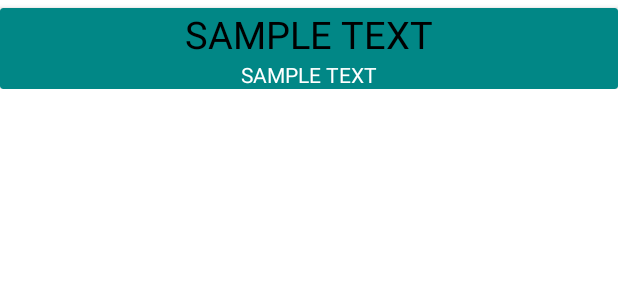
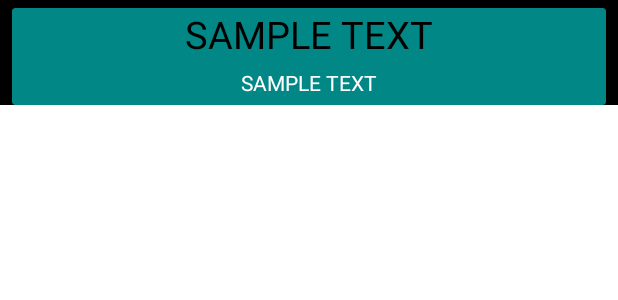
Before and after one commit to itzgannu/Parking, an Android app: the layout recycle_parking.xml on its own in the app's theme, with its tools: preview values and no code run, on a phone screen of 412 x 824 dp. Shown: the top 300 px of the screen. Run offline under Robolectric (Android 15) with nearby library versions, the phone set to English and light mode, and no system bars; Roboto replaces fonts that are not available here.

Commit message:
Added menu items, border to recyclerview, fetched currentUser from shared preferences

```diff
--- a/app/src/main/AndroidManifest.xml
+++ b/app/src/main/AndroidManifest.xml
@@ -9,6 +9,7 @@
         android:roundIcon="@mipmap/ic_launcher_round"
         android:supportsRtl="true"
         android:theme="@style/Theme.Parking">
+        <!--parentActivityName provides back button automatically-->
         <activity android:name=".ParkingDetails"
             android:parentActivityName=".ParkingList"
             android:label="Parking Details" />
@@ -18,7 +19,9 @@
             android:label="Add Parking"/>
         <activity android:name=".CreateAccount"
             android:label="Create Account"/>
+        <!---noHistory will allow user not to navigate back to main activity after re-opening / navigating to parking list screen-->
         <activity android:name=".MainActivity"
+            android:noHistory="true"
             android:label="Sign In/Up">
             <intent-filter>
                 <action android:name="android.intent.action.MAIN" />
--- /dev/null
+++ b/app/src/main/res/drawable/card_border.xml
@@ -0,0 +1,7 @@
+<?xml version="1.0" encoding="utf-8"?>
+<shape xmlns:android="http://schemas.android.com/apk/res/android"
+    android:shape="rectangle">
+    <stroke
+        android:color="@color/black"
+        android:width="8dp" />
+</shape>
--- a/app/src/main/res/layout/activity_parking_list.xml
+++ b/app/src/main/res/layout/activity_parking_list.xml
@@ -48,8 +48,11 @@
     <androidx.recyclerview.widget.RecyclerView
         android:id="@+id/recyclerViews"
         android:layout_width="match_parent"
-        android:layout_height="wrap_content"
+        android:layout_height="600dp"
+        android:layout_marginStart="5dp"
+        android:layout_marginEnd="5dp"
         android:layout_marginTop="10dp"
+        android:background="@drawable/card_border"
         app:layout_constraintStart_toStartOf="parent"
         app:layout_constraintTop_toBottomOf="@id/parkingTitle" />
 
--- a/app/src/main/res/layout/recycle_parking.xml
+++ b/app/src/main/res/layout/recycle_parking.xml
@@ -3,11 +3,14 @@
     xmlns:app="http://schemas.android.com/apk/res-auto"
     android:layout_width="match_parent"
     android:layout_height="wrap_content"
+    android:background="@drawable/card_border"
     android:id="@+id/detailsLayout">
 
     <androidx.cardview.widget.CardView
         android:layout_width="match_parent"
         android:layout_height="wrap_content"
+        android:layout_marginEnd="8dp"
+        android:layout_marginStart="8dp"
         app:layout_constraintBottom_toBottomOf="parent"
         app:layout_constraintEnd_toEndOf="parent"
         app:layout_constraintStart_toStartOf="parent"
@@ -24,20 +27,22 @@
                 android:id="@+id/listTitle"
                 android:layout_width="match_parent"
                 android:layout_height="wrap_content"
+                android:layout_marginBottom="5dp"
+                android:text="@string/sameText"
+                android:textAlignment="center"
+                android:textAllCaps="true"
                 android:textColor="@color/black"
-                android:textAllCaps="true"
-                android:textAlignment="center"
-                android:textSize="25sp"
-                android:text="@string/sameText" />
+                android:textSize="25sp" />
 
             <TextView
                 android:id="@+id/listDate"
                 android:layout_width="match_parent"
                 android:layout_height="wrap_content"
+                android:layout_marginBottom="5dp"
+                android:text="@string/sameText"
+                android:textAlignment="center"
                 android:textAllCaps="true"
-                android:textAlignment="center"
-                android:textColor="@color/white"
-                android:text="@string/sameText" />
+                android:textColor="@color/white" />
 
         </LinearLayout>
 
--- a/app/src/main/res/values/strings.xml
+++ b/app/src/main/res/values/strings.xml
@@ -33,4 +33,9 @@
 
     <string name="parkingListTitle">Parking List</string>
     <string name="sameText">SAMPLE TEXT</string>
+    <string name="add_parking">Add Parking</string>
+    <string name="update_profile">Update Profile</string>
+    <string name="sign_out">Sign Out</string>
+    <string name="save">SAVE</string>
+    <string name="delete">DELETE</string>
 </resources>
```
Also changed, not shown: app/src/main/java/divyaganesh/parking/MainActivity.java (+13 -0 lines), app/src/main/java/divyaganesh/parking/ParkingList.java (+43 -6 lines), app/src/main/java/divyaganesh/parking/adapter/RecycleParkingAdapter.java (+8 -8 lines), app/src/main/res/menu/add_parking_menu.xml (added, +11 -0 lines), app/src/main/res/menu/parking_menu.xml (added, +11 -0 lines), app/src/main/res/menu/update_profile_menu.xml (added, +7 -0 lines).
